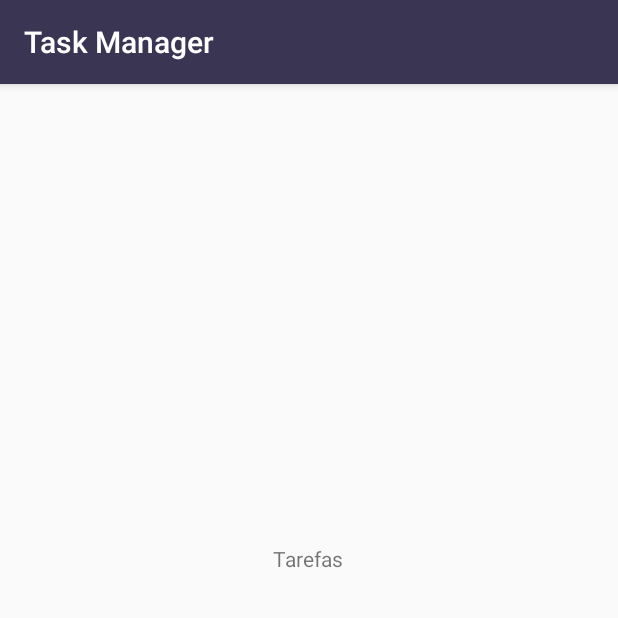
After one commit to WesleyLeocadio/Task-Manager, an Android app: the TaskActivity screen opened directly, with no data from a screen before it, on a phone screen of 412 x 824 dp, the top half of it. The commit adds this screen. Run offline under Robolectric (Android 15) with nearby library versions, the phone set to English and light mode, and no system bars.

Commit message:
criação da taskActivity e do botão + que tem a função de abrir essa activity

```diff
--- a/app/src/main/AndroidManifest.xml
+++ b/app/src/main/AndroidManifest.xml
@@ -9,7 +9,9 @@
         android:roundIcon="@mipmap/ic_launcher_round"
         android:supportsRtl="true"
         android:theme="@style/AppTheme">
-        <activity android:name=".views.LoginActivity"
+        <activity android:name=".views.TaskActivity"></activity>
+        <activity
+            android:name=".views.LoginActivity"
             android:theme="@style/Theme.AppCompat.DayNight.NoActionBar">
             <intent-filter>
                 <action android:name="android.intent.action.MAIN" />
@@ -17,14 +19,13 @@
                 <category android:name="android.intent.category.LAUNCHER" />
             </intent-filter>
         </activity>
-        <activity android:name=".views.RegisterUserActivity"
-            android:theme="@style/Theme.AppCompat.DayNight.NoActionBar">
-
-        </activity>
+        <activity
+            android:name=".views.RegisterUserActivity"
+            android:theme="@style/Theme.AppCompat.DayNight.NoActionBar"></activity>
         <activity
             android:name=".views.MainActivity"
             android:label="@string/app_name"
-            android:theme="@style/AppTheme.NoActionBar"></activity>
+            android:theme="@style/AppTheme.NoActionBar" />
     </application>
 
 </manifest>
--- a/app/src/main/java/com/example/taskmanager/views/MainActivity.kt
+++ b/app/src/main/java/com/example/taskmanager/views/MainActivity.kt
@@ -17,6 +17,7 @@ import com.example.taskmanager.ui.subject.HomeFragment
 import com.example.taskmanager.ui.subject.RegisterSubjectFragment
 import com.example.taskmanager.ui.todo.TodoFragment
 import com.example.taskmanager.util.SecurityPreferences
+import com.google.android.material.floatingactionbutton.FloatingActionButton
 
 class MainActivity : AppCompatActivity(), NavigationView.OnNavigationItemSelectedListener {
     private lateinit var sharedPreferences: SecurityPreferences
@@ -46,6 +47,12 @@ class MainActivity : AppCompatActivity(), NavigationView.OnNavigationItemSelecte
 
         sharedPreferences = SecurityPreferences(this)
 
+
+        //botão +
+        val fab = findViewById<FloatingActionButton>(R.id.fab)
+        fab.setOnClickListener {
+            startActivity(Intent(this,TaskActivity::class.java))
+        }
 
     }
 
--- /dev/null
+++ b/app/src/main/java/com/example/taskmanager/views/TaskActivity.kt
@@ -0,0 +1,13 @@
+package com.example.taskmanager.views
+
+import androidx.appcompat.app.AppCompatActivity
+import android.os.Bundle
+import com.example.taskmanager.R
+
+class TaskActivity : AppCompatActivity() {
+
+    override fun onCreate(savedInstanceState: Bundle?) {
+        super.onCreate(savedInstanceState)
+        setContentView(R.layout.activity_task)
+    }
+}
--- /dev/null
+++ b/app/src/main/res/layout/activity_task.xml
@@ -0,0 +1,24 @@
+<?xml version="1.0" encoding="utf-8"?>
+<androidx.constraintlayout.widget.ConstraintLayout xmlns:android="http://schemas.android.com/apk/res/android"
+    xmlns:app="http://schemas.android.com/apk/res-auto"
+    xmlns:tools="http://schemas.android.com/tools"
+    android:layout_width="match_parent"
+    android:layout_height="match_parent"
+    tools:context=".views.TaskActivity">
+
+    <TextView
+        android:id="@+id/textView2"
+        android:layout_width="wrap_content"
+        android:layout_height="wrap_content"
+        android:layout_marginStart="176dp"
+        android:layout_marginLeft="176dp"
+        android:layout_marginTop="288dp"
+        android:layout_marginEnd="177dp"
+        android:layout_marginRight="177dp"
+        android:layout_marginBottom="424dp"
+        android:text="Tarefas"
+        app:layout_constraintBottom_toBottomOf="parent"
+        app:layout_constraintEnd_toEndOf="parent"
+        app:layout_constraintStart_toStartOf="parent"
+        app:layout_constraintTop_toTopOf="parent" />
+</androidx.constraintlayout.widget.ConstraintLayout>
```
